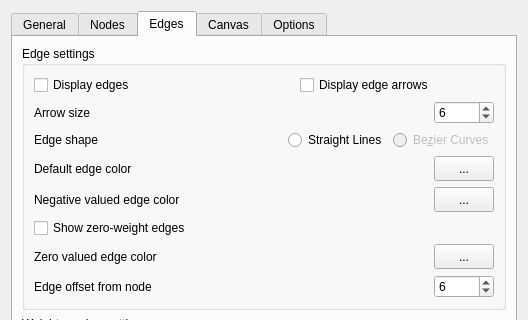
Old version of the form src/forms/dialogsettings.ui in the repository socnetv/app; both pictures show x 0 to 528 and y 0 to 320 of the 528 by 737 pixel window.
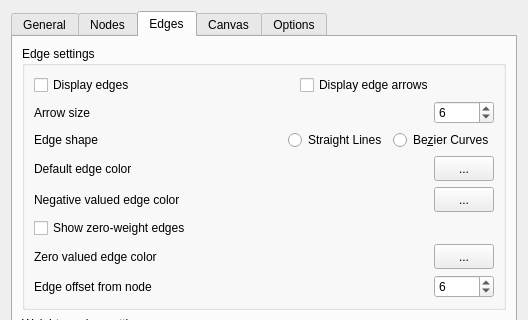
New version of the form. The open tabs and pages were chosen to show the change.

Commit message: Fix #246 | enable Bezier curves toggle in Settings > Edge tab

The edit to the form file:
```diff
--- a/src/forms/dialogsettings.ui
+++ b/src/forms/dialogsettings.ui
@@ -1354,9 +1354,6 @@
             </item>
             <item>
              <widget class="QRadioButton" name="edgeShapeRadioBezier">
-              <property name="enabled">
-               <bool>false</bool>
-              </property>
               <property name="toolTip">
                <string>&lt;html&gt;&lt;head/&gt;&lt;body&gt;&lt;p&gt;&lt;span style=&quot; font-weight:600;&quot;&gt;Default edge shape&lt;/span&gt;&lt;/p&gt;&lt;p&gt;Select the default edge shape for all edges. &lt;/p&gt;&lt;p&gt;Edges can be either straight lines (default) or bezier curves.&lt;/p&gt;&lt;p&gt;This will apply to all existing edgesimmediately.&lt;/p&gt;&lt;p&gt;Once you press OK, the default edge shape will be saved and it will be used in all future SocNetV sessions.&lt;/p&gt;&lt;/body&gt;&lt;/html&gt;</string>
               </property>
```
The commit also changes 3 other files.
